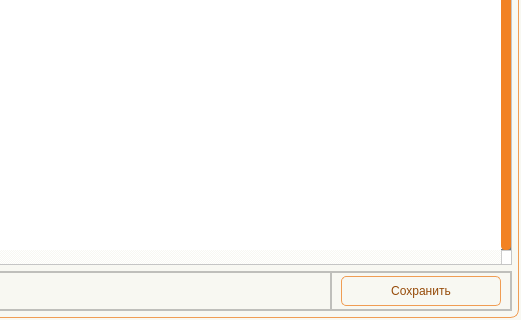
This is app/ui/windows/product_search.ui in Masik84/Procurement_app as Qt 5 draws it before an edit; both pictures show x 811 to 1332 and y 503 to 823 of the 1332 by 823 pixel window. The edited form follows.
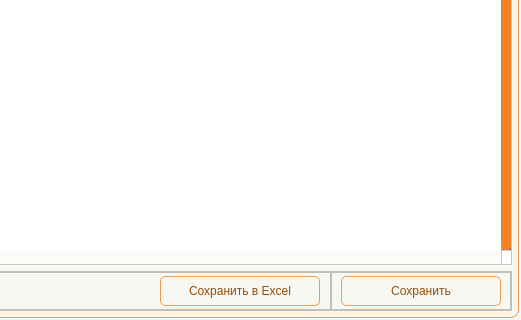
This is the edited form. Icons and pictures are not drawn.

```diff
--- a/app/ui/windows/product_search.ui
+++ b/app/ui/windows/product_search.ui
@@ -790,6 +790,65 @@
                     </property>
                    </widget>
                   </item>
+                  <item>
+                   <widget class="QFrame" name="frame_5">
+                    <property name="minimumSize">
+                     <size>
+                      <width>180</width>
+                      <height>30</height>
+                     </size>
+                    </property>
+                    <property name="maximumSize">
+                     <size>
+                      <width>180</width>
+                      <height>30</height>
+                     </size>
+                    </property>
+                    <property name="frameShadow">
+                     <enum>QFrame::Shadow::Raised</enum>
+                    </property>
+                    <layout class="QHBoxLayout" name="horizontalLayout_6">
+                     <property name="spacing">
+                      <number>0</number>
+                     </property>
+                     <property name="leftMargin">
+                      <number>0</number>
+                     </property>
+                     <property name="topMargin">
+                      <number>0</number>
+                     </property>
+                     <property name="rightMargin">
+                      <number>0</number>
+                     </property>
+                     <property name="bottomMargin">
+                      <number>0</number>
+                     </property>
+                     <item>
+                      <widget class="QPushButton" name="btn_SaveExcel">
+                       <property name="minimumSize">
+                        <size>
+                         <width>160</width>
+                         <height>30</height>
+                        </size>
+                       </property>
+                       <property name="maximumSize">
+                        <size>
+                         <width>160</width>
+                         <height>30</height>
+                        </size>
+                       </property>
+                       <property name="text">
+                        <string>Сохранить в Excel</string>
+                       </property>
+                       <property name="icon">
+                        <iconset resource="../resource.qrc">
+                         <normaloff>:/icon/icon/download — копия — копия.svg</normaloff>:/icon/icon/download — копия — копия.svg</iconset>
+                       </property>
+                      </widget>
+                     </item>
+                    </layout>
+                   </widget>
+                  </item>
                  </layout>
                 </widget>
                </item>
```
